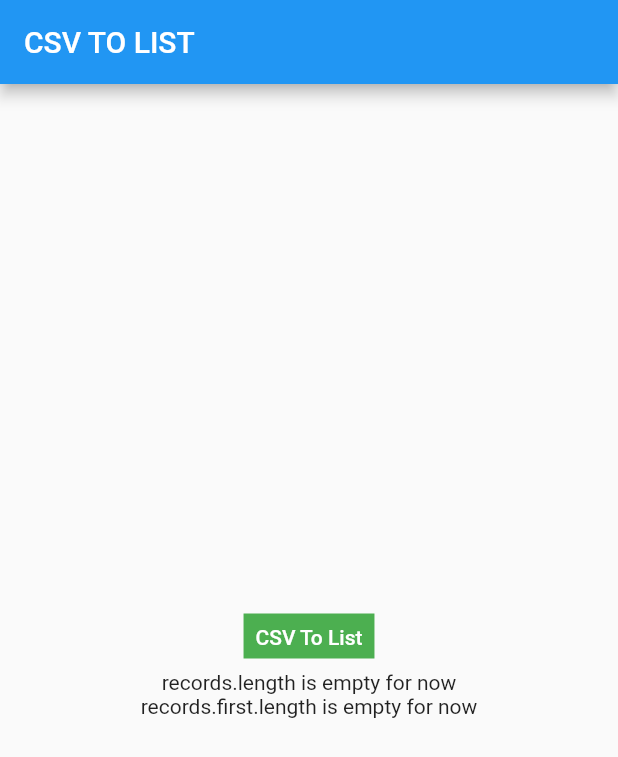
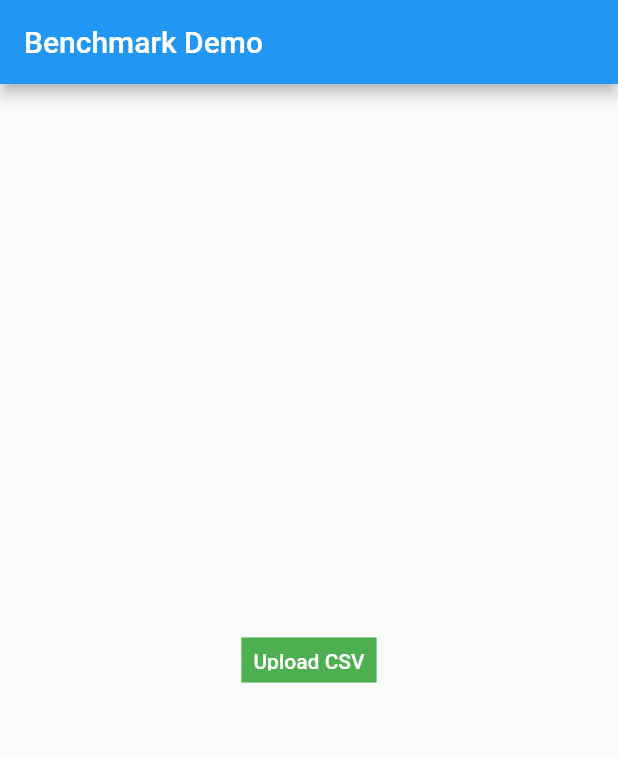
Before and after one commit to rgootjes/benchmark_demo, a Flutter app: the screen it shows after launch, on a phone screen of 412 x 824 dp. Shown: the top 757 px of the screen. Run offline on Flutter 3.47's test engine with Material 2 defaults, Android fonts, the light colour scheme and no system bars; our stand-ins replace csv, file_picker.

Commit message:
updated titles

```diff
--- a/lib/csvtolist.dart
+++ b/lib/csvtolist.dart
@@ -54,7 +54,7 @@ class _AddUsersPageState extends State<AddUsersPage> {
     print("build page");
     return Scaffold(
         appBar: AppBar(
-          title: const Text('CSV TO LIST'),
+          title: const Text('Benchmark Demo'),
         ),
         body: Center(
           child: SingleChildScrollView(
@@ -69,16 +69,12 @@ class _AddUsersPageState extends State<AddUsersPage> {
                     child: TextButton(
                       onPressed: _openFileExplorer,
                       child: const Text(
-                        "CSV To List",
+                        "Upload CSV",
                         style: TextStyle(color: Colors.white),
                       ),
                     ),
                   ),
                 ),
-                Text(
-                    "records.length${(records.isNotEmpty) ? records.length.toString() : ' is empty for now'}"),
-                Text(
-                    "records.first.length${(records.isNotEmpty) ? records.length.toString() : ' is empty for now'}"),
                 SizedBox(
                   width: 1000,
                   // child: Expanded(
```
Also changed, not shown: 1 other file.
